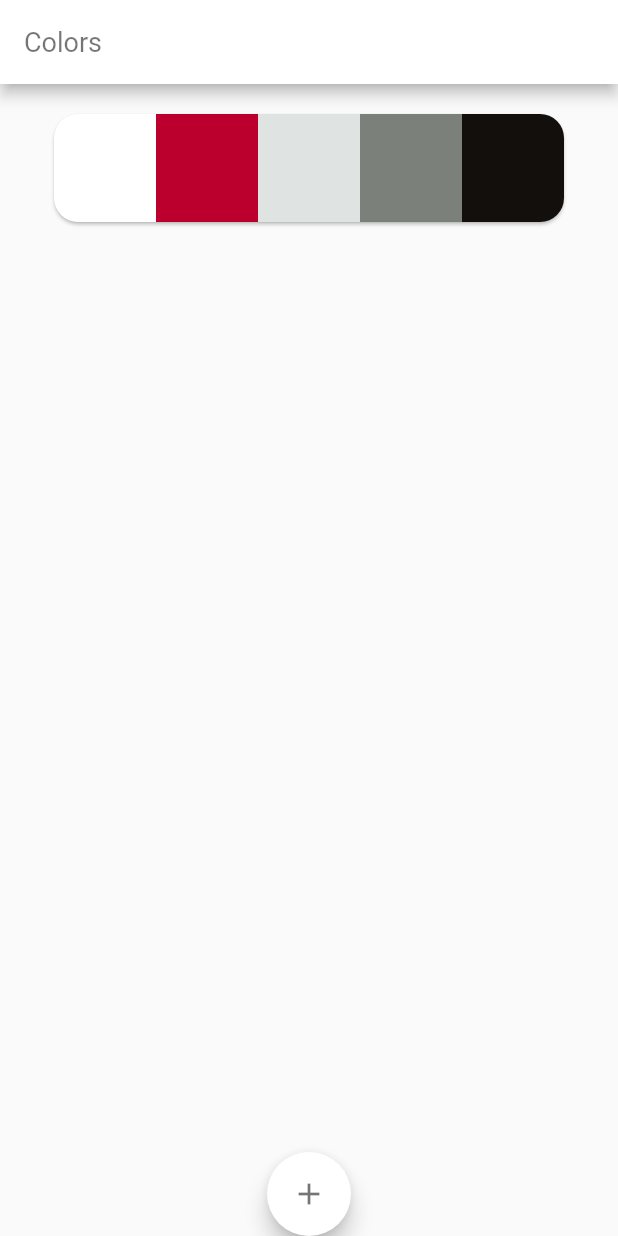
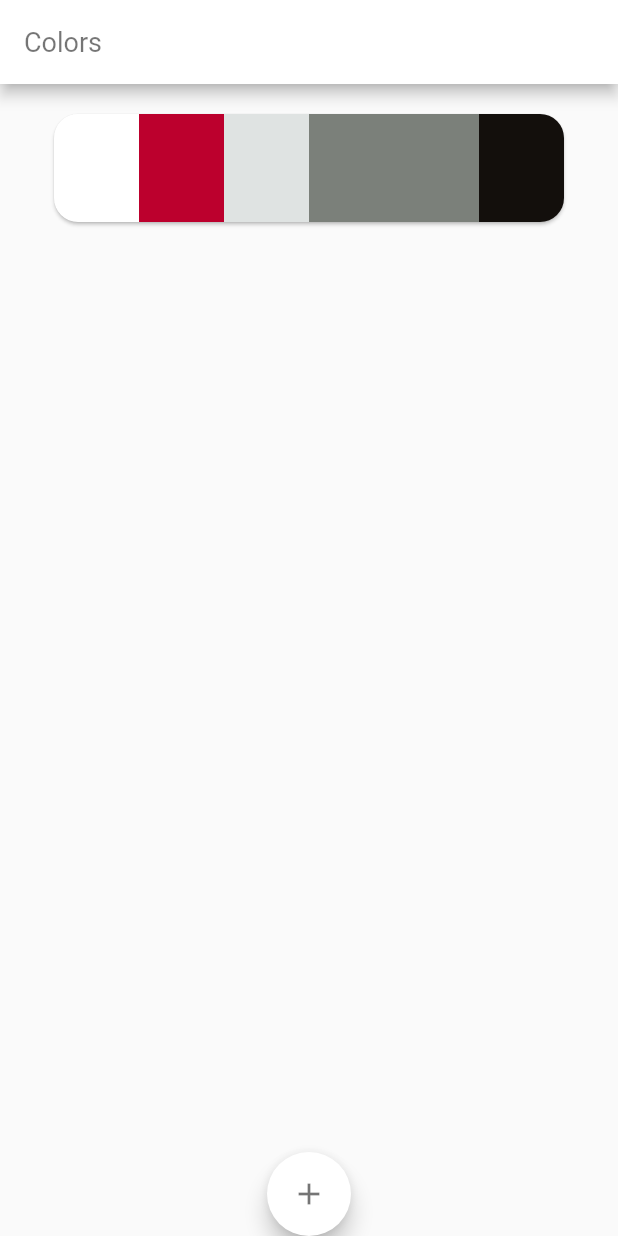
Before and after one commit to Akagire/flutter-playground, a Flutter app: the screen it shows after launch, after a tap on the "add" icon, on a phone screen of 412 x 824 dp. Run offline on Flutter 3.47's test engine with Material 2 defaults, Android fonts, the phone set to English and light mode, and no system bars.

Commit message:
feat: タップした色の幅が広がるように修正

```diff
--- a/lib/main.dart
+++ b/lib/main.dart
@@ -18,13 +18,13 @@ class _MyAppState extends State<MyApp> {
 
   @override
   Widget build(BuildContext context) {
+    int _selectedIndex = 0;
     return MaterialApp(
       title: 'Memorize Color',
       theme: AppTheme().lightTheme,
       home: Scaffold(
         appBar: AppBar(
           title: const Text('Colors'),
-          // backgroundColor: Colors.grey,
         ),
         body: ListView(
           children: [
@@ -35,11 +35,7 @@ class _MyAppState extends State<MyApp> {
         ),
         floatingActionButton: FloatingActionButton(
           onPressed: () {
-            showDialog(context: context, builder: (context) {
-              return const AlertDialog(
-                title: Text('Wip'),
-              );
-            });
+            print('wip');
           },
           child: const Icon(Icons.add, color: Colors.black54),
         ),
--- a/lib/organisms/palette.dart
+++ b/lib/organisms/palette.dart
@@ -1,4 +1,22 @@
 import 'package:flutter/material.dart';
+
+class Catalogue extends StatefulWidget {
+  final bool selected;
+  final Color color;
+
+  const Catalogue({Key? key, this.selected = false, required this.color})
+      : super(key: key);
+
+  @override
+  State<Catalogue> createState() => _CatalogueState();
+}
+
+class _CatalogueState extends State<Catalogue> {
+  @override
+  Widget build(BuildContext context) {
+    return Container(color: widget.color);
+  }
+}
 
 class Palette extends StatefulWidget {
   final String title;
@@ -15,10 +33,26 @@ class Palette extends StatefulWidget {
 }
 
 class _PaletteState extends State<Palette> {
+  int _selectedIndex = 3;
+
   List<Widget> _paletteBuilder(List<Color> colors) {
-    return colors.map((c) => Expanded(
-        child: Container(color: c))
-    ).toList();
+    final List<Widget> builtColors = [];
+
+    widget.colors.asMap().forEach((index, value) {
+      builtColors.add(Expanded(
+        flex: index == _selectedIndex ? 2 : 1,
+        child: GestureDetector(
+          onTap: () {
+            setState(() {
+              _selectedIndex = index;
+            });
+          },
+          child: Catalogue(color: value),
+        ),
+      ));
+    });
+
+    return builtColors;
   }
 
   @override
```
